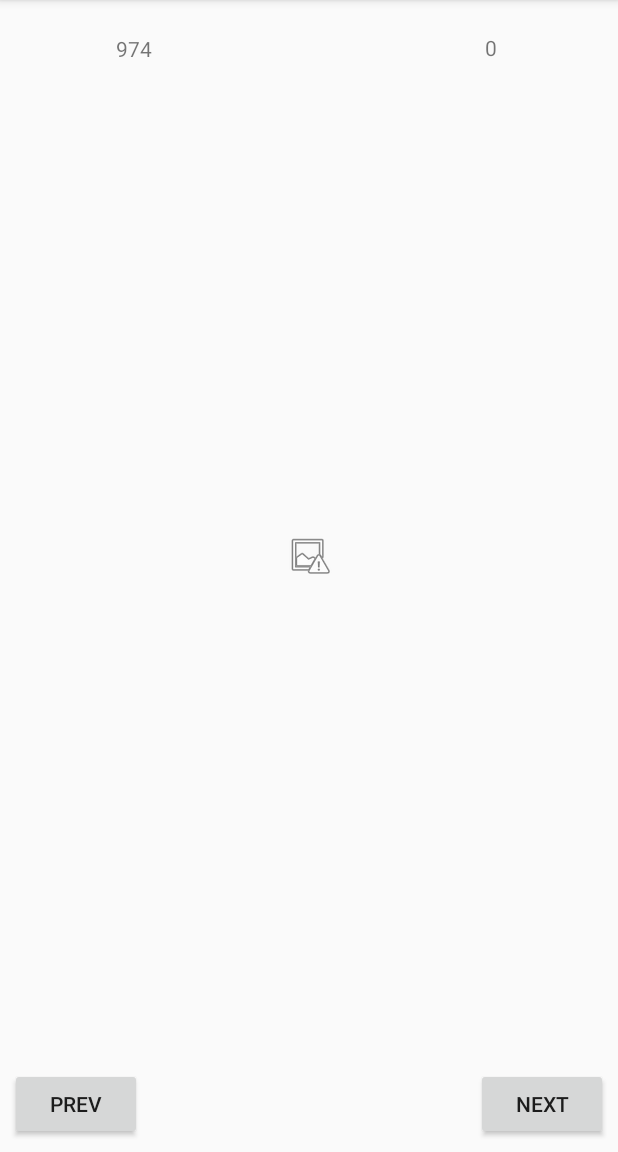
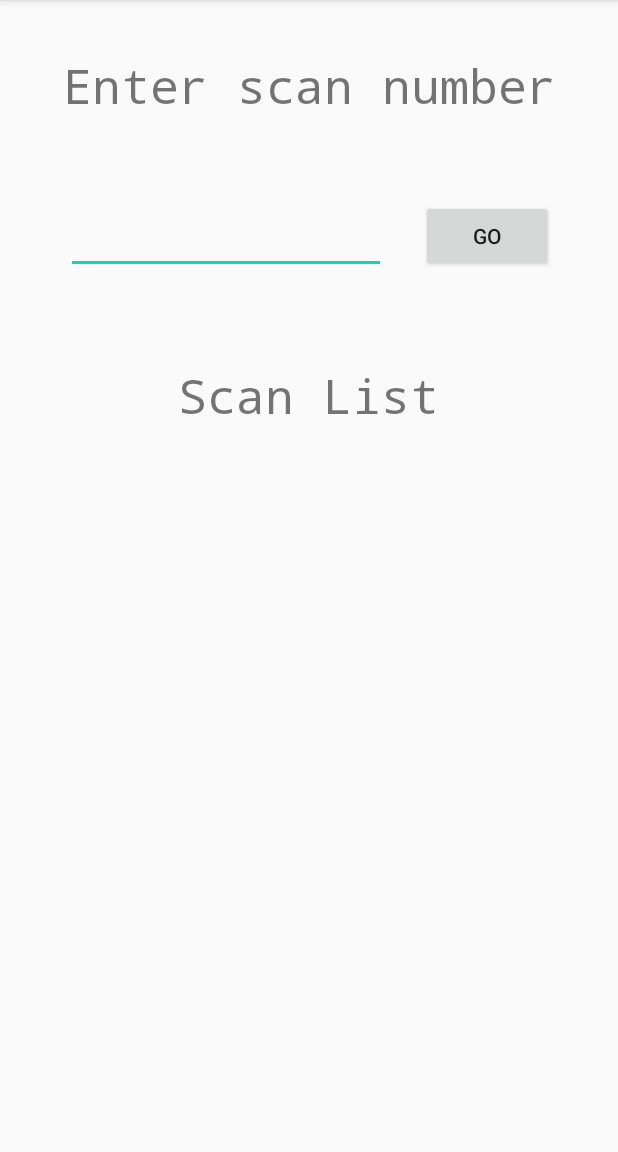
Before and after one commit to probakilla/SwaggApp, an Android app: the screen it shows after launch (OnePieceScans before the commit, ScansManager after it), after a tap on "ONE PIECE SCANS", on a phone screen of 412 x 824 dp, the part 84-1236 px from its top. Run offline under Robolectric (Android 15) with nearby library versions, the phone set to English and light mode, and no system bars.

Commit message:
Implementing the ScanManager Layout

```diff
--- a/app/src/main/AndroidManifest.xml
+++ b/app/src/main/AndroidManifest.xml
@@ -3,15 +3,17 @@
     package="com.pella.swaggapp">
 
     <uses-permission android:name="android.permission.INTERNET" />
+
     <application
         android:allowBackup="true"
         android:fullBackupContent="false"
         android:icon="@mipmap/ic_launcher"
         android:label="@string/app_name"
+        android:networkSecurityConfig="@xml/network_security_config"
         android:roundIcon="@mipmap/ic_launcher_round"
-        android:networkSecurityConfig="@xml/network_security_config"
         android:supportsRtl="true"
         android:theme="@style/AppTheme">
+        <activity android:name=".ScansManager" />
         <activity android:name=".OnePieceScans" />
         <activity
             android:name=".RandomFaction"
--- a/app/src/main/java/com/pella/swaggapp/MainActivity.kt
+++ b/app/src/main/java/com/pella/swaggapp/MainActivity.kt
@@ -15,8 +15,7 @@ class MainActivity : AppCompatActivity() {
             startActivity(Intent(this, RandomFaction::class.java))
         }
         goto_one_piece_btn.setOnClickListener {
-            val intent = OnePieceScans.getScanIntent(this, "974", 0)
-            startActivity(intent)
+            startActivity(Intent(this, ScansManager::class.java))
         }
     }
 }
--- /dev/null
+++ b/app/src/main/java/com/pella/swaggapp/ScansManager.kt
@@ -0,0 +1,62 @@
+package com.pella.swaggapp
+
+import android.os.Bundle
+import android.view.WindowManager
+import android.widget.AdapterView
+import android.widget.ArrayAdapter
+import androidx.appcompat.app.AlertDialog
+import androidx.appcompat.app.AppCompatActivity
+import com.pella.swaggapp.onepiece_scans.ScansFileManager
+import kotlinx.android.synthetic.main.activity_scans_manager.*
+
+class ScansManager : AppCompatActivity() {
+    private lateinit var _fileManager: ScansFileManager
+
+    override fun onCreate(savedInstanceState: Bundle?) {
+        super.onCreate(savedInstanceState)
+        setContentView(R.layout.activity_scans_manager)
+        window.setSoftInputMode(WindowManager.LayoutParams.SOFT_INPUT_ADJUST_PAN)
+        initFileManager()
+        bindButton()
+        initList(_fileManager.getChapters())
+    }
+
+    private fun initFileManager() {
+        val filename = filesDir.path.toString() + "/scans.txt"
+        _fileManager = ScansFileManager(filename)
+    }
+
+    private fun bindButton() {
+        scanBtn.setOnClickListener {
+            addChapter()
+        }
+    }
+
+    private fun addChapter() {
+        val chapter = scanInput.text.toString()
+        println(chapter)
+        _fileManager.addChapter(chapter.toInt())
+        initList(_fileManager.getChapters())
+    }
+
+    private fun initList(chapterList: MutableList<Int>) {
+        val adapter = ArrayAdapter(this, R.layout.scan_list_view, chapterList)
+        scanListView.adapter = adapter
+        scanListView.onItemClickListener =
+            AdapterView.OnItemClickListener { _, _, position, _ ->
+                val itemValue = scanListView.getItemAtPosition(position) as Int
+                val builder = AlertDialog.Builder(this@ScansManager)
+                builder.setMessage("Delete $itemValue ?")
+                    .setCancelable(false)
+                    .setPositiveButton("Yes") { _, _ ->
+                        _fileManager.deleteChapter(itemValue)
+                        chapterList.remove(itemValue)
+                        adapter.notifyDataSetChanged()
+                    }
+                    .setNegativeButton("No") { dialog, _ ->
+                        dialog.dismiss()
+                    }
+                builder.create().show()
+            }
+    }
+}
--- /dev/null
+++ b/app/src/main/java/com/pella/swaggapp/onepiece_scans/ScansFileManager.kt
@@ -0,0 +1,60 @@
+package com.pella.swaggapp.onepiece_scans
+
+import java.io.File
+import java.io.FileWriter
+import java.io.IOException
+
+class ScansFileManager(filename: String) {
+    private val _filename: String = filename
+
+    init {
+        File(_filename).createNewFile()
+    }
+
+    fun addChapter(chapter: Int) {
+        if (!isAlreadyRegistered(chapter)) {
+            val path = _filename
+            val text = "$chapter${System.lineSeparator()}"
+            try {
+                val fileWriter = FileWriter(path, true)
+                fileWriter.write(text)
+                fileWriter.close()
+            } catch (e: IOException) {
+                e.printStackTrace()
+            }
+        }
+    }
+
+    fun getChapters(): MutableList<Int> {
+        val content = File(_filename).readText()
+        val list: List<String> = content.split(System.lineSeparator()).map { it.trim() }
+        val scanList = list.filter { it != "" }
+        val chapters = scanList.map { el -> el.toInt() }
+        return chapters.sortedDescending().toMutableList()
+    }
+
+    private fun isAlreadyRegistered(chapter: Int): Boolean {
+        val content = File(_filename).readText()
+        val regex = "^$chapter".toRegex()
+        return (content.contains(regex))
+    }
+
+    fun deleteChapter(chapter: Int) {
+        val content = File(_filename).readText()
+        val newContent = content.replace("$chapter${System.lineSeparator()}", "")
+        File(_filename).writeText(newContent)
+        cleanContent()
+    }
+
+    private fun cleanContent() {
+        val content = File(_filename).readText()
+        val chaptersListStr = content.split(System.lineSeparator()).map { it.trim() }
+        val filteredList = chaptersListStr.filter { it != "" }
+        val cleanedContent = filteredList.joinToString(System.lineSeparator())
+        File(_filename).writeText(cleanedContent)
+    }
+
+    fun printFile() {
+        File(_filename).forEachLine { println(it) }
+    }
+}
--- a/app/src/main/res/layout/activity_one_piece_scans.xml
+++ b/app/src/main/res/layout/activity_one_piece_scans.xml
@@ -55,7 +55,7 @@
     </LinearLayout>
 
     <Button
-        android:id="@+id/button"
+        android:id="@+id/nextBtn"
         android:layout_width="wrap_content"
         android:layout_height="wrap_content"
         android:text="@string/next"
@@ -67,7 +67,7 @@
         app:layout_constraintVertical_bias="0.989" />
 
     <Button
-        android:id="@+id/button2"
+        android:id="@+id/prevBtn"
         android:layout_width="wrap_content"
         android:layout_height="wrap_content"
         android:text="@string/prev"
--- /dev/null
+++ b/app/src/main/res/layout/activity_scans_manager.xml
@@ -0,0 +1,75 @@
+<?xml version="1.0" encoding="utf-8"?>
+<androidx.constraintlayout.widget.ConstraintLayout xmlns:android="http://schemas.android.com/apk/res/android"
+    xmlns:app="http://schemas.android.com/apk/res-auto"
+    xmlns:tools="http://schemas.android.com/tools"
+    android:layout_width="match_parent"
+    android:layout_height="match_parent"
+    tools:context=".ScansManager">
+
+    <TextView
+        android:id="@+id/enterScanName"
+        android:layout_width="wrap_content"
+        android:layout_height="wrap_content"
+        android:fontFamily="monospace"
+        android:labelFor="@id/scanInput"
+        android:text="@string/enter_scan_number"
+        android:textSize="32sp"
+        app:layout_constraintBottom_toBottomOf="parent"
+        app:layout_constraintEnd_toEndOf="parent"
+        app:layout_constraintStart_toStartOf="parent"
+        app:layout_constraintTop_toTopOf="parent"
+        app:layout_constraintVertical_bias="0.049" />
+
+    <EditText
+        android:id="@+id/scanInput"
+        android:layout_width="wrap_content"
+        android:layout_height="wrap_content"
+        android:autofillHints=""
+        android:ems="10"
+        android:inputType="number"
+        android:labelFor="@id/enterScanName"
+        app:layout_constraintBottom_toBottomOf="parent"
+        app:layout_constraintEnd_toEndOf="parent"
+        app:layout_constraintHorizontal_bias="0.222"
+        app:layout_constraintStart_toStartOf="parent"
+        app:layout_constraintTop_toTopOf="parent"
+        app:layout_constraintVertical_bias="0.19" />
+
+    <Button
+        android:id="@+id/scanBtn"
+        android:layout_width="wrap_content"
+        android:layout_height="wrap_content"
+        android:text="@string/go"
+        app:layout_constraintBottom_toBottomOf="parent"
+        app:layout_constraintEnd_toEndOf="parent"
+        app:layout_constraintHorizontal_bias="0.866"
+        app:layout_constraintStart_toStartOf="parent"
+        app:layout_constraintTop_toTopOf="parent"
+        app:layout_constraintVertical_bias="0.185" />
+
+    <TextView
+        android:id="@+id/scanListText"
+        android:layout_width="wrap_content"
+        android:layout_height="wrap_content"
+        android:fontFamily="monospace"
+        android:text="@string/scan_list"
+        android:textSize="32sp"
+        app:layout_constraintBottom_toBottomOf="parent"
+        app:layout_constraintEnd_toEndOf="parent"
+        app:layout_constraintHorizontal_bias="0.498"
+        app:layout_constraintStart_toStartOf="parent"
+        app:layout_constraintTop_toTopOf="parent"
+        app:layout_constraintVertical_bias="0.334" />
+
+    <ListView
+        android:id="@+id/scanListView"
+        android:layout_width="414dp"
+        android:layout_height="450dp"
+        app:layout_constraintBottom_toBottomOf="parent"
+        app:layout_constraintEnd_toEndOf="parent"
+        app:layout_constraintHorizontal_bias="0.0"
+        app:layout_constraintStart_toStartOf="parent"
+        app:layout_constraintTop_toTopOf="parent"
+        app:layout_constraintVertical_bias="1.0" />
+
+</androidx.constraintlayout.widget.ConstraintLayout>
--- a/app/src/main/res/values/strings.xml
+++ b/app/src/main/res/values/strings.xml
@@ -15,4 +15,8 @@
     <string name="one_piece_scans">One Piece Scans</string>
     <string name="scan_container">Scan container</string>
     <string name="prev">Prev</string>
+    <string name="enter_scan_number">Enter scan number</string>
+    <string name="go">GO</string>
+    <string name="scan_list">Scan List</string>
+    <string name="display_text">Display Text</string>
 </resources>
```
Also changed, not shown: app/src/main/java/com/pella/swaggapp/OnePieceScans.kt (+10 -0 lines), app/src/main/res/layout/scan_list_view.xml (added, +8 -0 lines).
